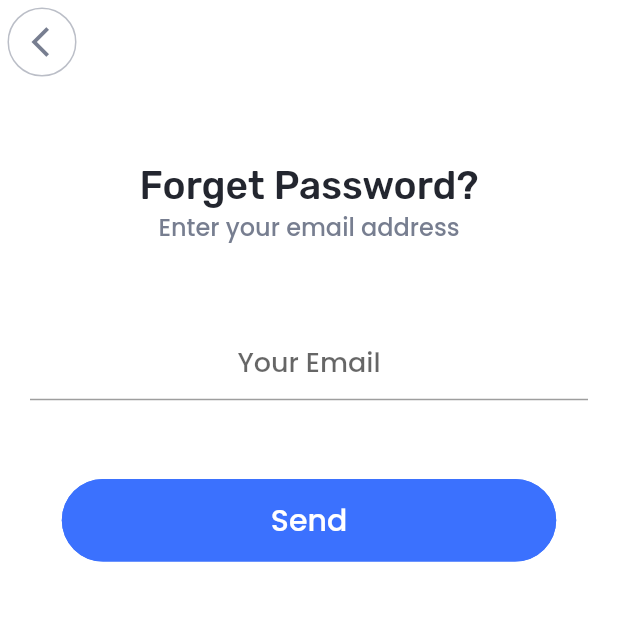
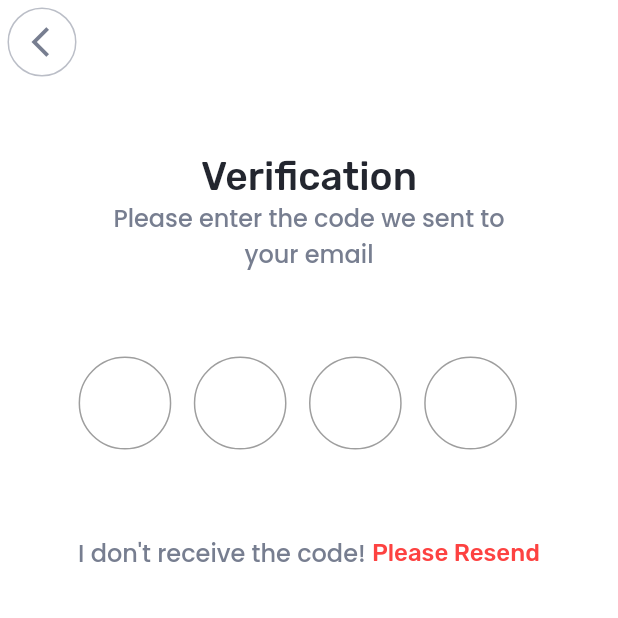
Before and after one commit to edwin141999/booking_app, a Flutter app: the ForgetPassword screen opened by its route, after a tap on "Send", on a phone screen of 412 x 824 dp, the top half of it. Run offline on Flutter 3.47's test engine with Material 2 defaults, Android fonts, the phone set to English and light mode, and no system bars.

Commit message:
view verification

```diff
--- a/lib/main.dart
+++ b/lib/main.dart
@@ -1,7 +1,7 @@
 import 'package:booking_app/screen/welcome/forget_password.dart';
-import 'package:booking_app/screen/welcome/log_in_email.dart';
 import 'package:booking_app/screen/welcome/log_in_password.dart';
 import 'package:booking_app/screen/welcome/sign_up.dart';
+import 'package:booking_app/screen/welcome/verification.dart';
 import 'package:booking_app/screen/welcome/welcome_screen.dart';
 import 'package:booking_app/splash/splash_view.dart';
 import 'package:flutter/material.dart';
@@ -25,6 +25,7 @@ class MyApp extends StatelessWidget {
           '/password': (context) => const LogInPassword(),
           '/signup':(context) => const SignUp(),
           '/forgetpassword': (context) => const ForgetPassword(),
+          '/verification': (context) => const Verification(),
         });
   }
 }
--- a/lib/screen/welcome/forget_password.dart
+++ b/lib/screen/welcome/forget_password.dart
@@ -15,8 +15,7 @@ class ForgetPassword extends StatelessWidget {
         leading: const BtnBack(),
       ),
       backgroundColor: Colors.white,
-      body: SingleChildScrollView(
-        child: SafeArea(
+      body: SafeArea(
         minimum: const EdgeInsets.symmetric(horizontal: 20),
         child: SizedBox(
           width: double.infinity,
@@ -40,11 +39,13 @@ class ForgetPassword extends StatelessWidget {
                   width: MediaQuery.of(context).size.width * 0.8,
                   height: 55,
                   child: OutlinedButton(
-                      onPressed: () {},
+                    onPressed: () {
+                      Navigator.pushNamed(context, '/verification');
+                    },
                     style: OutlinedButton.styleFrom(
                         backgroundColor: ColorSelect.kColorPrimary,
-                          side: const BorderSide(
-                              color: ColorSelect.kColorPrimary),
+                        side:
+                            const BorderSide(color: ColorSelect.kColorPrimary),
                         shape: RoundedRectangleBorder(
                             borderRadius: BorderRadius.circular(50))),
                     child:
@@ -54,7 +55,6 @@ class ForgetPassword extends StatelessWidget {
               ]),
         ),
       ),
-      ),
     );
   }
 }
--- a/lib/screen/welcome/verification.dart
+++ b/lib/screen/welcome/verification.dart
@@ -0,0 +1,97 @@
+import 'package:booking_app/styles/colors/colors_view.dart';
+import 'package:booking_app/styles/fonts/fonts_view.dart';
+import 'package:booking_app/widget/button_back.dart';
+import 'package:flutter/material.dart';
+
+class Verification extends StatelessWidget {
+  const Verification({Key? key}) : super(key: key);
+
+  @override
+  Widget build(BuildContext context) {
+    return Scaffold(
+      appBar: AppBar(
+        backgroundColor: Colors.white,
+        elevation: 0,
+        leading: const BtnBack(),
+      ),
+      backgroundColor: Colors.white,
+      body: SafeArea(
+        minimum: const EdgeInsets.symmetric(horizontal: 20),
+        child: SizedBox(
+          width: double.infinity,
+          height: MediaQuery.of(context).size.height * .45,
+          child: Column(
+              mainAxisAlignment: MainAxisAlignment.spaceEvenly,
+              children: [
+                Column(
+                  children: [
+                    const Text("Verification", style: FontSelect.kTitle26),
+                    SizedBox(
+                      width: MediaQuery.of(context).size.width * 0.7,
+                      child: const Text(
+                        "Please enter the code we sent to your email",
+                        style: FontSelect.kSubtitle16,
+                        textAlign: TextAlign.center,
+                      ),
+                    ),
+                  ],
+                ),
+                Container(
+                  width: MediaQuery.of(context).size.width,
+                  height: MediaQuery.of(context).size.height * .1,
+                  alignment: Alignment.center,
+                  child: ListView.builder(
+                    itemCount: 4,
+                    padding: const EdgeInsets.symmetric(vertical: 10),
+                    scrollDirection: Axis.horizontal,
+                    shrinkWrap: true,
+                    itemBuilder: (BuildContext context, int index) {
+                      return Padding(
+                        padding: const EdgeInsets.only(right: 15),
+                        child: SizedBox(
+                          width: MediaQuery.of(context).size.width * 0.15,
+                          child: const TextField(
+                            style: FontSelect.kBtnText16,
+                            textAlign: TextAlign.center,
+                            keyboardType: TextInputType.number,
+                            textInputAction: TextInputAction.next,
+                            decoration: InputDecoration(
+                              border: OutlineInputBorder(
+                                borderRadius:
+                                    BorderRadius.all(Radius.circular(100)),
+                              ),
+                              focusedBorder: OutlineInputBorder(
+                                borderRadius:
+                                    BorderRadius.all(Radius.circular(100)),
+                                borderSide: BorderSide(
+                                    color: ColorSelect.kColorSecondary),
+                              ),
+                            ),
+                          ),
+                        ),
+                      );
+                    },
+                  ),
+                ),
+                Row(mainAxisAlignment: MainAxisAlignment.center, children: [
+                  const Text("I don't receive the code! ",
+                      style: FontSelect.kSubtitle16),
+                  GestureDetector(
+                    onTap: () {
+                      // Navigator.pushNamed(context, '/signup');
+                    },
+                    child: const Text(
+                      'Please Resend',
+                      style: TextStyle(
+                          color: ColorSelect.kColorSecondary,
+                          fontSize: 16,
+                          fontWeight: FontWeight.w500),
+                    ),
+                  )
+                ]),
+              ]),
+        ),
+      ),
+    );
+  }
+}
```
Lines whose indentation alone changed are shown as unchanged.
